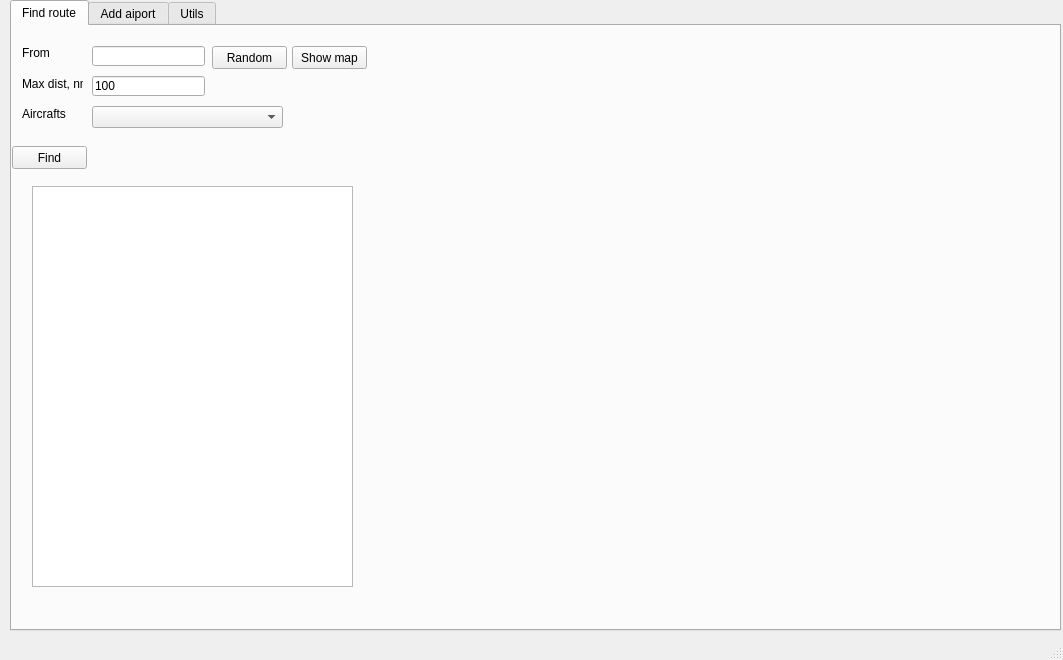
Old version of the form views/main.ui in the repository RavenVl/findAeroRace.
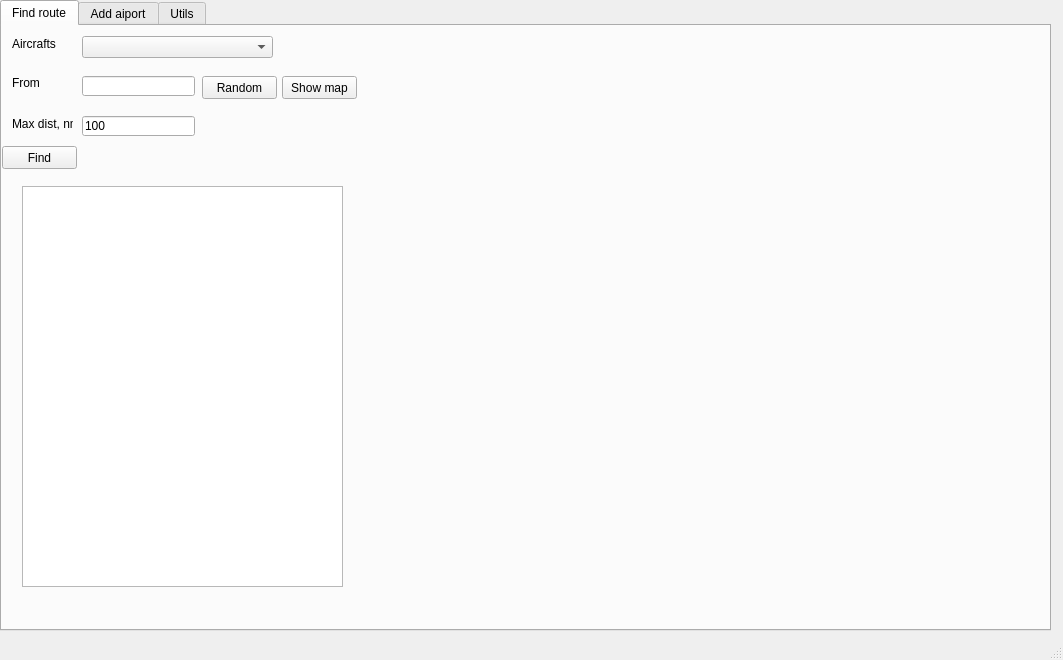
New version of the form. The open tabs and pages were chosen to show the change. Icons and pictures are not drawn.

What changed in the file:
```diff
--- a/views/main.ui
+++ b/views/main.ui
@@ -21,7 +21,7 @@
    <widget class="QTabWidget" name="tabWidget">
     <property name="geometry">
      <rect>
-      <x>10</x>
+      <x>0</x>
       <y>0</y>
       <width>1051</width>
       <height>631</height>
@@ -38,7 +38,7 @@
       <property name="geometry">
        <rect>
         <x>10</x>
-        <y>20</y>
+        <y>50</y>
         <width>47</width>
         <height>13</height>
        </rect>
@@ -51,7 +51,7 @@
       <property name="geometry">
        <rect>
         <x>80</x>
-        <y>20</y>
+        <y>50</y>
         <width>113</width>
         <height>20</height>
        </rect>
@@ -61,7 +61,7 @@
       <property name="geometry">
        <rect>
         <x>200</x>
-        <y>20</y>
+        <y>50</y>
         <width>75</width>
         <height>23</height>
        </rect>
@@ -74,7 +74,7 @@
       <property name="geometry">
        <rect>
         <x>10</x>
-        <y>50</y>
+        <y>90</y>
         <width>61</width>
         <height>16</height>
        </rect>
@@ -87,7 +87,7 @@
       <property name="geometry">
        <rect>
         <x>80</x>
-        <y>50</y>
+        <y>90</y>
         <width>113</width>
         <height>20</height>
        </rect>
@@ -123,7 +123,7 @@
       <property name="geometry">
        <rect>
         <x>10</x>
-        <y>80</y>
+        <y>10</y>
         <width>61</width>
         <height>16</height>
        </rect>
@@ -136,7 +136,7 @@
       <property name="geometry">
        <rect>
         <x>80</x>
-        <y>80</y>
+        <y>10</y>
         <width>191</width>
         <height>22</height>
        </rect>
@@ -156,7 +156,7 @@
       <property name="geometry">
        <rect>
         <x>280</x>
-        <y>20</y>
+        <y>50</y>
         <width>75</width>
         <height>23</height>
        </rect>
```
Left out of the diff: 2 changed lines with no effect on the pictures.
